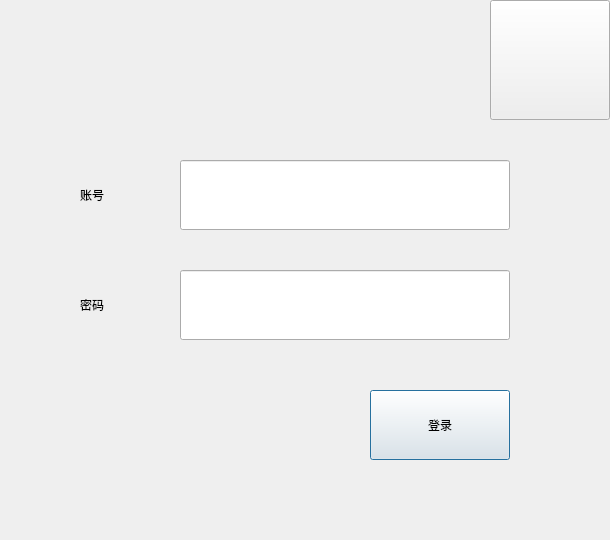
Old version of the form src/XMusic/ui/logindlg.ui in the repository 1028417/XMusic.
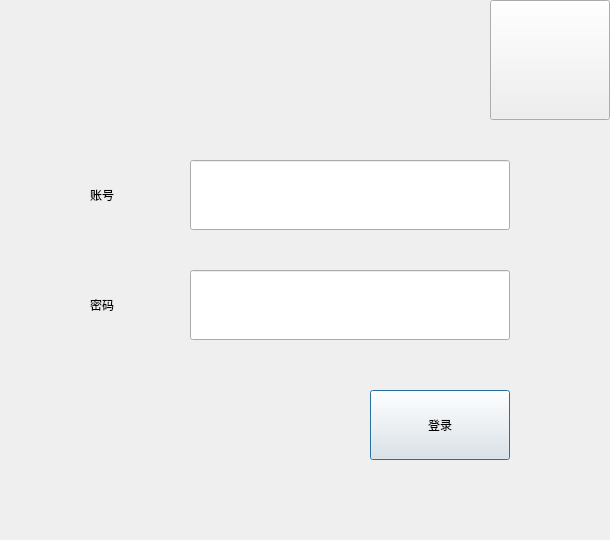
New version of the form. Icons and pictures are not drawn. Custom widgets are drawn as their Qt base class.

What changed in the file:
```diff
--- a/src/XMusic/ui/logindlg.ui
+++ b/src/XMusic/ui/logindlg.ui
@@ -13,9 +13,9 @@
   <widget class="QLineEdit" name="editUser">
    <property name="geometry">
     <rect>
-     <x>180</x>
+     <x>190</x>
      <y>160</y>
-     <width>330</width>
+     <width>320</width>
      <height>70</height>
     </rect>
    </property>
@@ -88,9 +88,9 @@
   <widget class="QLineEdit" name="editPwd">
    <property name="geometry">
     <rect>
-     <x>180</x>
+     <x>190</x>
      <y>270</y>
-     <width>330</width>
+     <width>320</width>
      <height>70</height>
     </rect>
    </property>
@@ -107,7 +107,7 @@
   <widget class="CLabel" name="labelUser">
    <property name="geometry">
     <rect>
-     <x>80</x>
+     <x>90</x>
      <y>160</y>
      <width>100</width>
      <height>70</height>
@@ -120,7 +120,7 @@
   <widget class="CLabel" name="labelPwd">
    <property name="geometry">
     <rect>
-     <x>80</x>
+     <x>90</x>
      <y>270</y>
      <width>100</width>
      <height>70</height>
```
